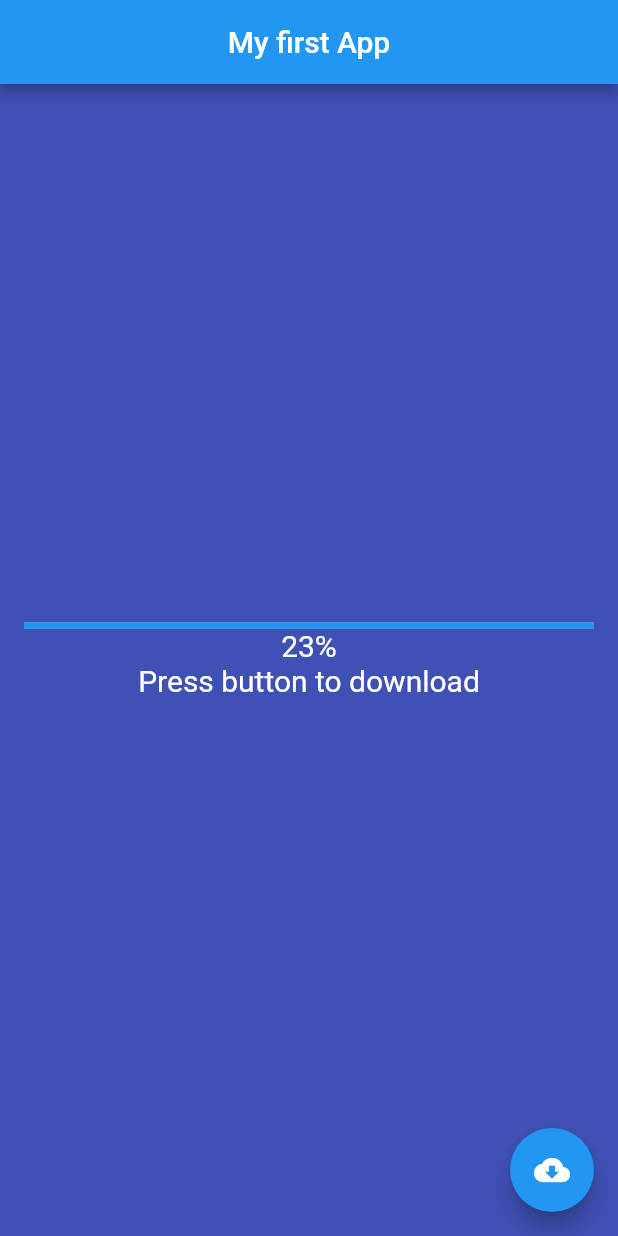
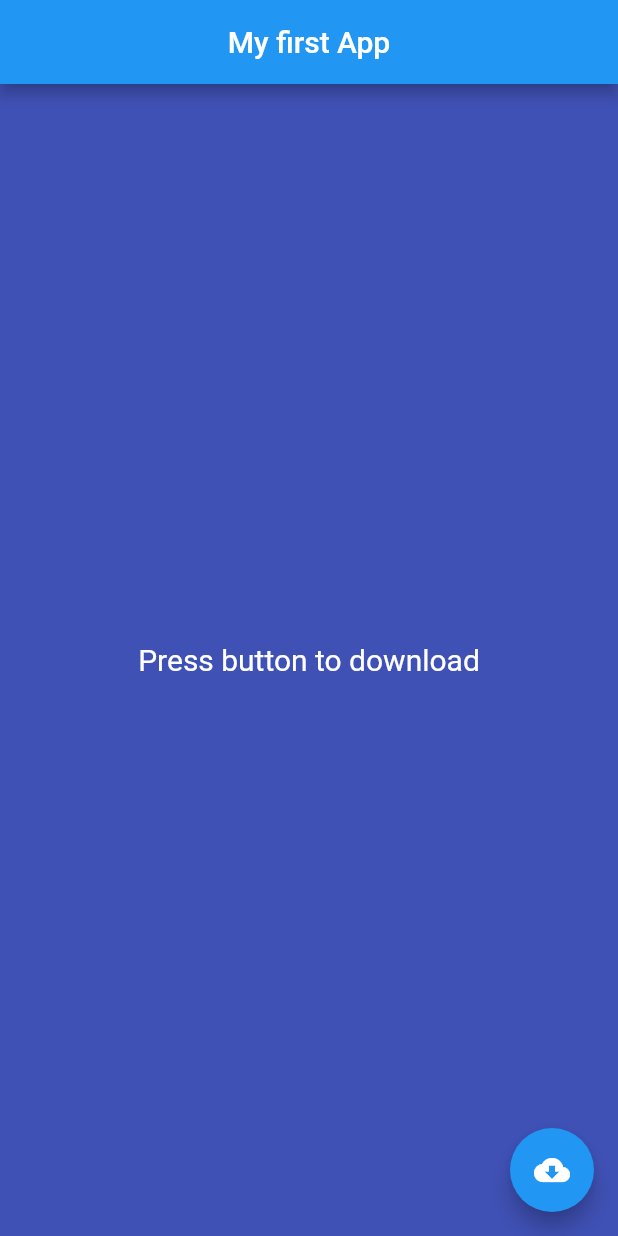
Before and after one commit to NookieNoo/flutter-test, a Flutter app: the screen it shows after launch, on a phone screen of 412 x 824 dp. Run offline on Flutter 3.47's test engine with Material 2 defaults, Android fonts, the phone set to English and light mode, and no system bars.

```diff
--- a/lib/main.dart
+++ b/lib/main.dart
@@ -1,8 +1,26 @@
 import 'package:flutter/material.dart';
+import 'dart:async';
 
 void main() => runApp(MyFirstApp());
 
-class MyFirstApp extends StatelessWidget {
+class MyFirstApp extends StatefulWidget {
+  @override
+  State<StatefulWidget> createState() {
+    return _MyFirstApState();
+  }
+}
+
+class _MyFirstApState extends State<MyFirstApp> {
+  bool _loading = false;
+  double _progressValue = 0.0;
+
+  @override
+  void initState() {
+    // _loading = false;
+    // _progressValue = 0.0;
+    super.initState();
+  }
+
   @override
   Widget build(BuildContext context) {
     return MaterialApp(
@@ -15,25 +33,47 @@ class MyFirstApp extends StatelessWidget {
         body: Center(
           child: Container(
             padding: EdgeInsets.all(16),
-            child: Column(
+            child: _loading
+                ? Column(
                     mainAxisAlignment: MainAxisAlignment.center,
                     children: <Widget>[
-                LinearProgressIndicator(value: 23),
+                      LinearProgressIndicator(value: _progressValue),
                       Text(
-                  '23%',
-                  style: TextStyle(color: Colors.white, fontSize: 20),
-                ),
-                Text(
-                  'Press button to download',
+                        '${(_progressValue * 100).round()}%',
                         style: TextStyle(color: Colors.white, fontSize: 20),
                       ),
                     ],
+                  )
+                : Text(
+                    'Press button to download',
+                    style: TextStyle(color: Colors.white, fontSize: 20),
                   ),
           ),
         ),
         floatingActionButton: FloatingActionButton(
-            onPressed: null, child: Icon(Icons.cloud_download)),
+            onPressed: () {
+              setState(() {
+                _loading = !_loading;
+                _updateProgress();
+              });
+            },
+            child: Icon(Icons.cloud_download)),
       ),
     );
   }
+
+  void _updateProgress() {
+    const oneSec = const Duration(seconds: 1);
+    Timer.periodic(oneSec, (Timer t) {
+      setState(() {
+        _progressValue += 0.2;
+        if (_progressValue.toStringAsFixed(1) == '1.0') {
+          _loading = false;
+          t.cancel();
+          _progressValue = 0.0;
+          return;
         }
+      });
+    });
+  }
+}
```
Lines whose indentation alone changed are shown as unchanged.
